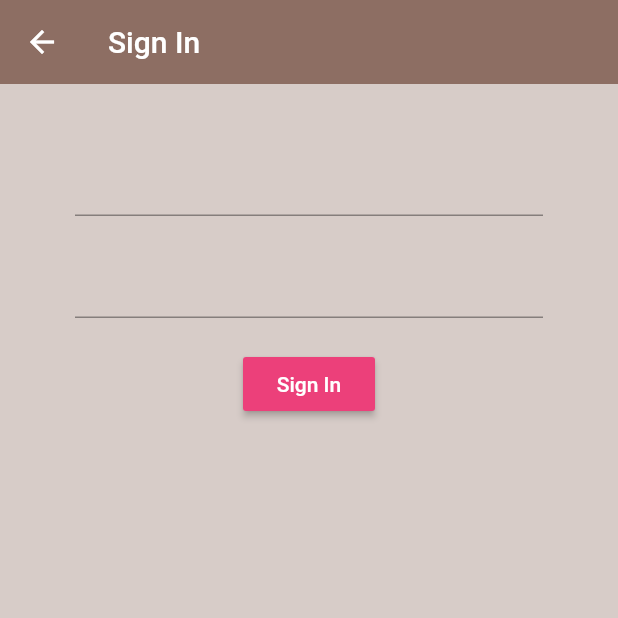
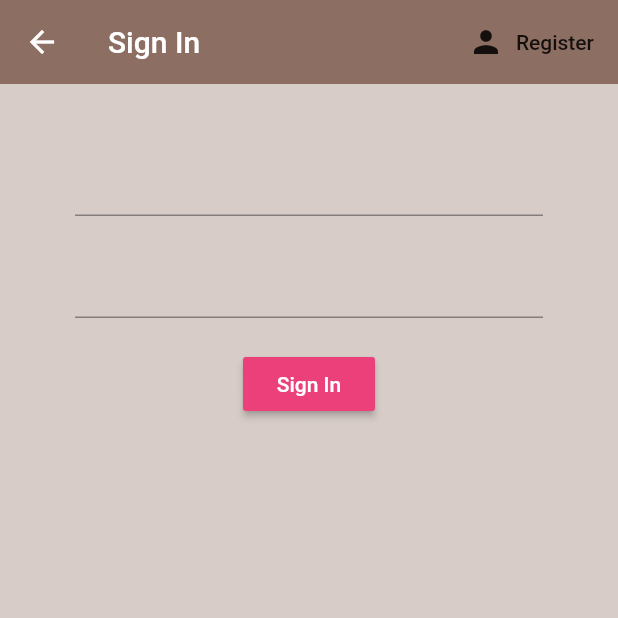
Before and after one commit to yasithWimukthi/brew_crew, a Flutter app: the SignIn screen opened directly, on a phone screen of 412 x 824 dp, the top half of it. Run offline on Flutter 3.47's test engine with Material 2 defaults, Android fonts, the phone set to English and light mode, and no system bars; our stand-ins replace firebase_auth; accounts and stored records are empty; statements that could not run were skipped.

Commit message:
Edit sign in page app bar

```diff
--- a/lib/screens/authenticate/authenticate.dart
+++ b/lib/screens/authenticate/authenticate.dart
@@ -11,7 +11,7 @@ class _AthenticateState extends State<Athenticate> {
   @override
   Widget build(BuildContext context) {
     return Container(
-      child: Register(),
+      child: SignIn(),
     );
   }
 }
--- a/lib/screens/authenticate/sign_in.dart
+++ b/lib/screens/authenticate/sign_in.dart
@@ -21,6 +21,13 @@ class _SignInState extends State<SignIn> {
         backgroundColor: Colors.brown[400],
         elevation: 0.0,
         title: Text("Sign In"),
+        actions: <Widget>[
+          FlatButton.icon(
+            icon: Icon(Icons.person),
+            label: Text("Register"),
+            onPressed: (){},
+          ),
+        ],
       ),
       body: Container(
         padding: EdgeInsets.symmetric(vertical:20.0,horizontal:50.0),
```
